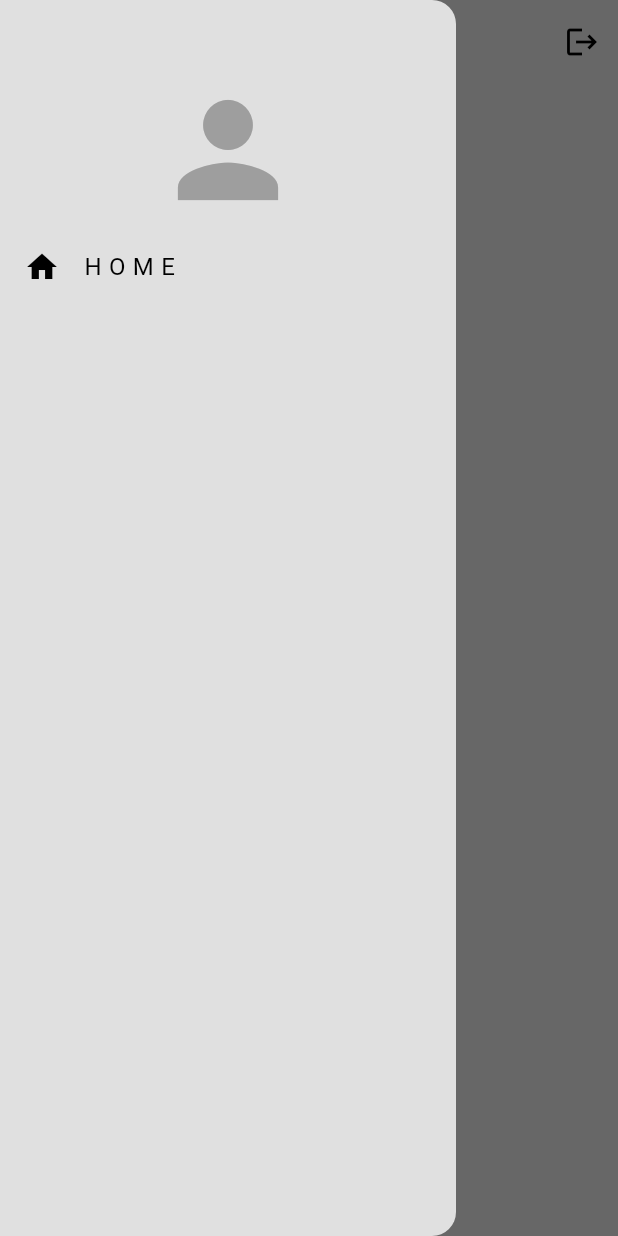
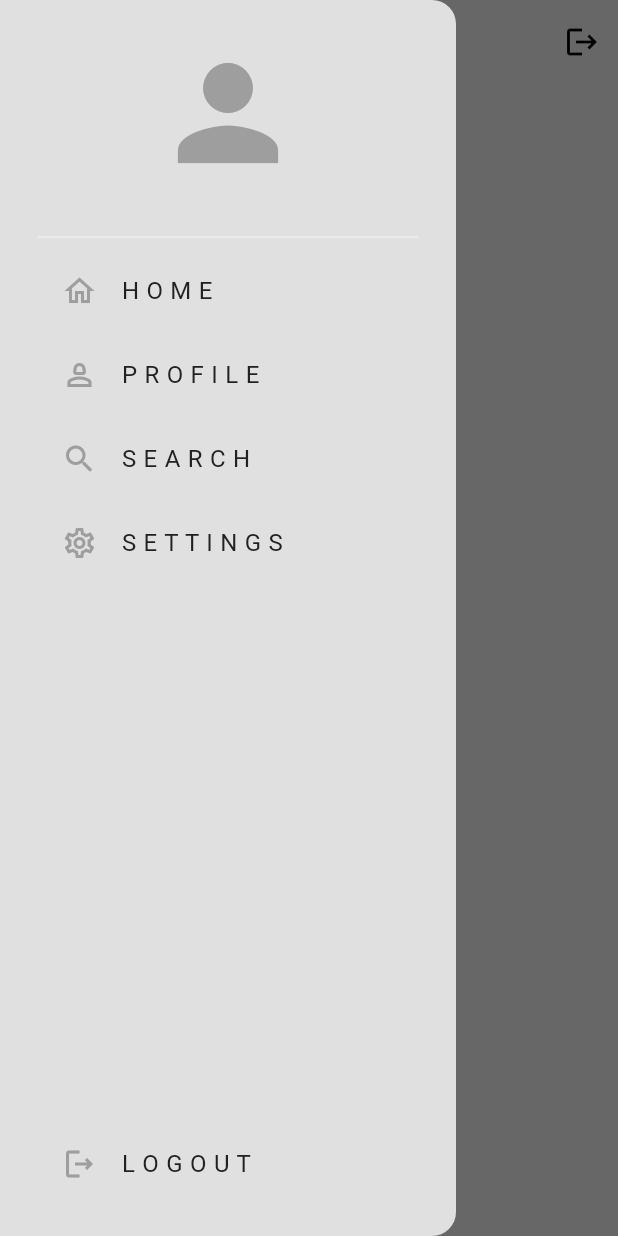
Before and after one commit to harshit81201/Social_Media_App, a Flutter app: the HomePage screen opened directly, with the side drawer open, on a phone screen of 412 x 824 dp. Run offline on Flutter 3.47's test engine with Material 3 defaults, Android fonts, the phone set to English and light mode, and no system bars; our stand-ins replace cloud_firestore, firebase_auth, firebase_core, flutter_bloc; accounts and stored records are empty.

```diff
--- a/lib/app.dart
+++ b/lib/app.dart
@@ -4,7 +4,7 @@ import 'package:social_media_app/features/auth/data/firebase_auth_repo.dart';
 import 'package:social_media_app/features/auth/presentation/cubits/auth_cubit.dart';
 import 'package:social_media_app/features/auth/presentation/cubits/auth_states.dart';
 import 'package:social_media_app/features/auth/presentation/pages/auth_page.dart';
-import 'package:social_media_app/features/post/presentation/pages/home_page.dart';
+import 'package:social_media_app/features/home/presentation/pages/home_page.dart';
 import 'package:social_media_app/themes/light_mode.dart';
 
 /*
--- /dev/null
+++ b/lib/features/home/presentation/components/my_drawer.dart
@@ -0,0 +1,87 @@
+import 'package:flutter/material.dart';
+import 'package:flutter_bloc/flutter_bloc.dart';
+import 'package:social_media_app/features/auth/presentation/cubits/auth_cubit.dart';
+import 'package:social_media_app/features/home/presentation/components/my_drawer_tile.dart';
+
+import '../../../profile/presentation/pages/profile_pages.dart';
+
+class MyDrawer extends StatelessWidget {
+  const MyDrawer({super.key});
+
+  @override
+  Widget build(BuildContext context) {
+    return Drawer(
+      backgroundColor: Theme.of(context).colorScheme.surface,
+      child: SafeArea(
+        child: Padding(
+          padding: const EdgeInsets.symmetric(horizontal: 25.0),
+          child: Column(
+            children: [
+              //profile image
+              const Padding(
+                padding: EdgeInsets.symmetric(vertical: 25.0),
+                child: Icon(
+                  Icons.person,
+                  size: 100,
+                  color: Colors.grey,
+                ),
+              ),
+
+              //divider line
+              Divider(
+                color: Theme.of(context).colorScheme.secondary,
+              ),
+
+              //home tile
+              MyDrawerTile(
+                title: 'H O M E',
+                icon: Icons.home_outlined,
+                onTap: () => Navigator.of(context).pop(),
+              ),
+
+
+              //profile tile
+              MyDrawerTile(
+                title: 'P R O F I L E',
+                icon: Icons.person_2_outlined,
+                onTap: () {
+                  Navigator.of(context).pop();
+                  Navigator.push(context, MaterialPageRoute(builder: (context) => const ProfilePage()));
+                },
+              ),
+
+
+              //search tile
+              MyDrawerTile(
+                title: 'S E A R C H',
+                icon: Icons.search_outlined,
+                onTap: () {},
+              ),
+
+
+              //settings tile
+              MyDrawerTile(
+                title: 'S E T T I N G S',
+                icon: Icons.settings_outlined,
+                onTap: () {},
+              ),
+
+              const Spacer(),
+
+              //logout tile
+              Padding(
+                padding: const EdgeInsets.only(
+                    bottom: 20.0), // Adjust the value as needed
+                child: MyDrawerTile(
+                  title: 'L O G O U T',
+                  icon: Icons.logout_outlined,
+                  onTap: () => context.read<AuthCubit>().logout(),
+                ),
+              ),
+            ],
+          ),
+        ),
+      ),
+    );
+  }
+}
--- a/lib/features/post/presentation/components/my_drawer_tile.dart
+++ b/lib/features/home/presentation/components/my_drawer_tile.dart
@@ -16,8 +16,14 @@ class MyDrawerTile extends StatelessWidget {
   @override
   Widget build(BuildContext context) {
     return ListTile(
-      title: Text(title),
-      leading: Icon(icon),
+      title: Text(
+        title,
+        style: TextStyle(color: Theme.of(context).colorScheme.inversePrimary),
+      ),
+      leading: Icon(
+        icon,
+        color: Theme.of(context).colorScheme.primary,
+      ),
       onTap: onTap,
     );
   }
--- a/lib/features/post/presentation/pages/home_page.dart
+++ b/lib/features/home/presentation/pages/home_page.dart
@@ -1,7 +1,7 @@
 import 'package:flutter/material.dart';
 import 'package:flutter_bloc/flutter_bloc.dart';
 import 'package:social_media_app/features/auth/presentation/cubits/auth_cubit.dart';
-import 'package:social_media_app/features/post/presentation/components/my_drawer.dart';
+import 'package:social_media_app/features/home/presentation/components/my_drawer.dart';
 
 class HomePage extends StatefulWidget {
   const HomePage({super.key});
--- a/lib/features/post/presentation/components/my_drawer.dart
+++ /dev/null
@@ -1,44 +0,0 @@
-import 'package:flutter/material.dart';
-import 'package:social_media_app/features/post/presentation/components/my_drawer_tile.dart';
-
-class MyDrawer extends StatelessWidget {
-  const MyDrawer({super.key});
-
-  @override
-  Widget build(BuildContext context) {
-    return Drawer(
-      backgroundColor: Theme.of(context).colorScheme.surface,
-      child: SafeArea(
-        child: Column(
-          children: [
-            const SizedBox(height: 50),
-            const Icon(
-              Icons.person,
-              size: 100,
-              color: Colors.grey,
-            ),
-
-            //home tile
-            MyDrawerTile(
-              title: 'H O M E',
-              icon: Icons.home,
-              onTap: () {},
-            ),
-
-
-            //profile tile
-
-
-            //search tile
-
-
-            //settings tile
-
-
-            //logout tile
-          ],
-        ),
-      ),
-    );
-  }
-}
```
Also changed, not shown: lib/features/profile/domain/entities/profile_user.dart (added, +45 -0 lines), lib/features/profile/presentation/pages/profile_pages.dart (added, +28 -0 lines), lib/features/profile/domain/repos/profile_repo.dart (added).
